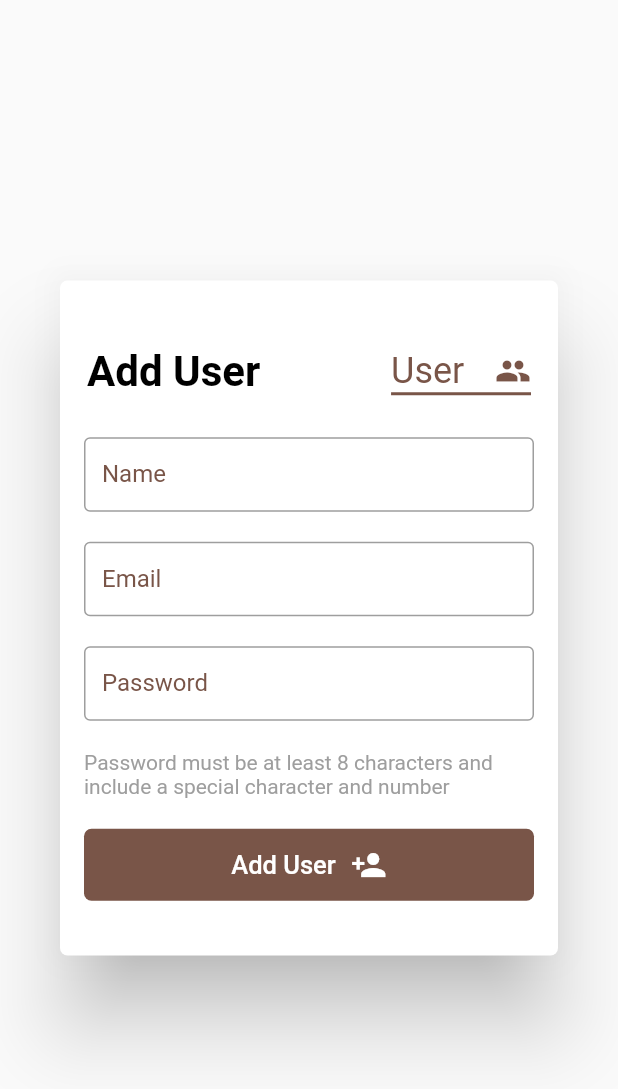
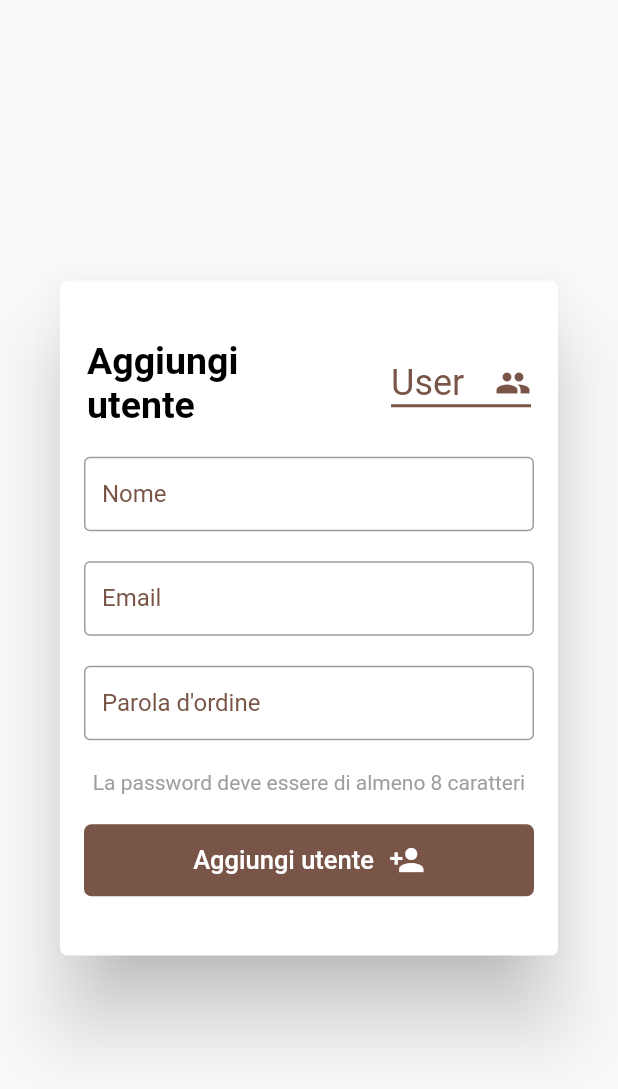
Before and after one commit to ihassanjavaid/Alpha-Garage, a Flutter app: the AddContact widget shown alone on an empty page, opened directly, on a phone screen of 412 x 824 dp. Shown: the top 1089 px of the screen. Run offline on Flutter 3.47's test engine with Material 2 defaults, Android fonts, the phone set to English and light mode, and no system bars; drawn by our look-alikes of auto_size_text; our stand-ins replace circular_profile_avatar, cloud_firestore, connectivity, firebase_auth, firebase_messaging, firebase_storage and 8 more; accounts and stored records are empty; statements that could not run were skipped.

Commit message:
italian update 1.1

```diff
--- a/lib/components/addContactDialog.dart
+++ b/lib/components/addContactDialog.dart
@@ -1,6 +1,7 @@
 import 'package:alphagarage/components/customTextField.dart';
 import 'package:alphagarage/services/auth_service.dart';
 import 'package:alphagarage/services/firestore_service.dart';
+import 'package:auto_size_text/auto_size_text.dart';
 import 'package:flutter/cupertino.dart';
 import 'package:flutter/material.dart';
 import 'package:alphagarage/screens/login.dart';
@@ -44,10 +45,14 @@ class _AddContactState extends State<AddContact> {
                     child: Row(
                       mainAxisAlignment: MainAxisAlignment.spaceBetween,
                       children: <Widget>[
-                        Padding(
+                        Flexible(
+                          flex: 3,
+                          child: Padding(
                             padding: const EdgeInsets.fromLTRB(2, 0, 0, 0),
-                          child: Text(
-                            "Add User",
+                            child: AutoSizeText(
+                              "Aggiungi utente",
+                              maxLines: 2,
+                              overflow: TextOverflow.clip,
                               style: TextStyle(
                                 color: Colors.black,
                                 fontSize: 28,
@@ -55,7 +60,10 @@ class _AddContactState extends State<AddContact> {
                               ),
                             ),
                           ),
-                        Padding(
+                        ),
+                        Flexible(
+                          flex: 2,
+                          child: Padding(
                             padding: const EdgeInsets.fromLTRB(0, 0, 2, 0),
                             child: DropdownButton<String>(
                               value: this.dropdownButtonValue,
@@ -84,6 +92,7 @@ class _AddContactState extends State<AddContact> {
                               }).toList(),
                             ),
                           ),
+                        ),
                       ],
                     ),
                   ),
@@ -93,7 +102,7 @@ class _AddContactState extends State<AddContact> {
                   child: Padding(
                     padding: const EdgeInsets.fromLTRB(0, 10, 0, 10),
                     child: CustomTextField(
-                      placeholder: 'Name',
+                      placeholder: 'Nome',
                       onChanged: (value) {
                         this.displayName = value;
                       },
@@ -117,7 +126,7 @@ class _AddContactState extends State<AddContact> {
                   child: Padding(
                     padding: const EdgeInsets.fromLTRB(0, 10, 0, 10),
                     child: CustomTextField(
-                      placeholder: 'Password',
+                      placeholder: "Parola d'ordine",
                       isPassword: true,
                       onChanged: (value) {
                         this.password = value;
@@ -130,7 +139,7 @@ class _AddContactState extends State<AddContact> {
                   child: Padding(
                     padding: const EdgeInsets.fromLTRB(0, 10, 0, 20),
                     child: Text(
-                      "Password must be at least 8 characters and include a special character and number",
+                      "La password deve essere di almeno 8 caratteri",
                       style: TextStyle(color: Colors.grey),
                     ),
                   ),
@@ -144,7 +153,7 @@ class _AddContactState extends State<AddContact> {
                         mainAxisAlignment: MainAxisAlignment.center,
                         children: <Widget>[
                           Text(
-                            "Add User",
+                            "Aggiungi utente",
                             style: TextStyle(
                               fontSize: 17,
                             ),
```
Also changed, not shown: lib/components/sendMessage.dart (+5 -5 lines). Lines whose indentation alone changed are shown as unchanged.
